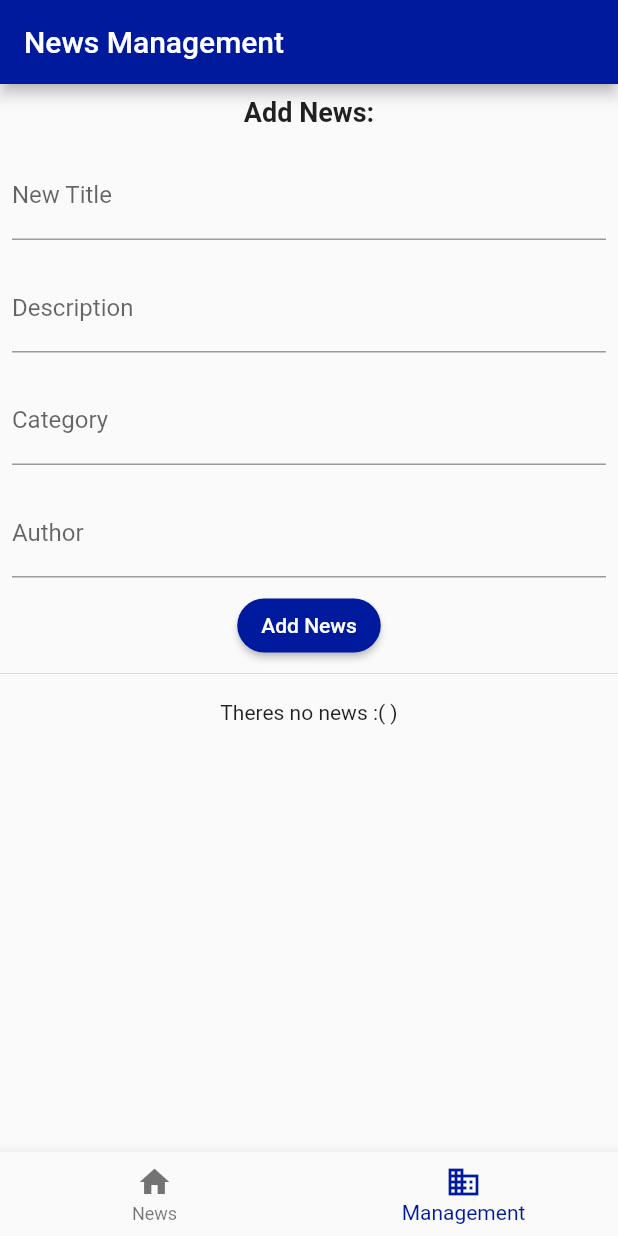
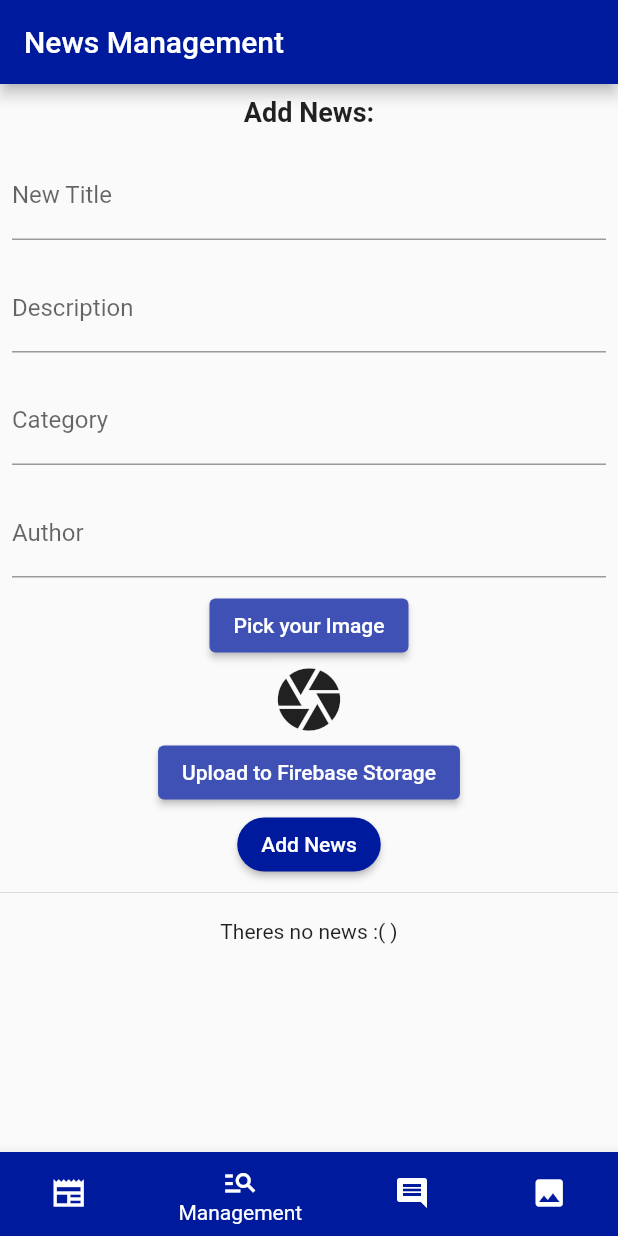
Before and after one commit to blueflowers21/Noticias, a Flutter app: the BottomNavigationBarExample screen opened directly, item 2 of the bottom bar chosen, on a phone screen of 412 x 824 dp. Run offline on Flutter 3.47's test engine with Material 2 defaults, Android fonts, the phone set to English and light mode, and no system bars; our stand-ins replace cloud_firestore, firebase_auth, firebase_core, firebase_database, firebase_storage, get and 1 more; accounts and stored records are empty.

Commit message:
Admin y Update de Formulario con Imagenes

```diff
--- /dev/null
+++ b/lib/controller/image_picker_controller.dart
@@ -0,0 +1,42 @@
+import 'dart:io';
+
+import 'package:firebase_storage/firebase_storage.dart';
+import 'package:flutter/services.dart';
+import 'package:get/get.dart';
+import 'package:image_picker/image_picker.dart';
+class ImagePickerController extends GetxController {
+  Rx<File?> image = Rx<File?>(null);
+
+  Future pickImage() async {
+    try {
+      final imagePick = await ImagePicker().pickImage(source: ImageSource.gallery);
+      if (imagePick == null) {
+        return;
+      }
+      final imageTemp = File(imagePick.path);
+      image.value = imageTemp;
+    } on PlatformException catch (e) {
+      return e;
+    }
+  }
+
+  Rx<String> networkImage = ''.obs;
+
+  Future<String> uploadImageToFirebase () async{
+    String fileName = DateTime.now().microsecondsSinceEpoch.toString();
+
+    try {
+      Reference reference= FirebaseStorage.instance.ref().child('newsImages/$fileName.png');
+       if (image.value != null) {
+      await reference.putFile(image.value!);
+
+    }
+    String downloadURL = await reference.getDownloadURL();
+    networkImage.value=downloadURL;
+      return downloadURL;
+    }catch(e){
+      return '';
+
+    }
+  }
+}
--- a/lib/screens/bottom.dart
+++ b/lib/screens/bottom.dart
@@ -1,6 +1,9 @@
 import 'package:flutter/material.dart';
+import 'package:univalle_news/screens/commentsManagement%20.dart';
+import 'package:univalle_news/screens/image.dart';
 import 'package:univalle_news/screens/news.dart';
 import 'package:univalle_news/screens/newsManagement.dart';
+ // Import the ImageUpload screen
 
 void main() => runApp(const BottomNavigationBarExampleApp());
 
@@ -33,52 +36,43 @@ class _BottomNavigationBarExampleState
     });
   }
 
-  AppBar _buildAppBar(int index) {
-    switch (index) {
-      case 0:
-        return AppBar(
-          title: const Text('News'),
-          backgroundColor: const Color.fromARGB(255, 0, 26, 158),
-        );
-      case 1:
-        return AppBar(
-          title: const Text('News Management'),
-          backgroundColor: const Color.fromARGB(255, 0, 26, 158),
-        );
-      default:
-        return AppBar(
-          title: const Text('Default Title'),
-          backgroundColor: const Color.fromARGB(255, 0, 26, 158),
-        );
-    }
-  }
-
   @override
   Widget build(BuildContext context) {
     return Scaffold(
-      appBar: _buildAppBar(_selectedIndex),
       body: IndexedStack(
         index: _selectedIndex,
         children: const [
           News(),
           NewsManagement(),
+          UploadImage(),
+          Comments(),
         ],
       ),
       bottomNavigationBar: BottomNavigationBar(
         items: const <BottomNavigationBarItem>[
           BottomNavigationBarItem(
-            icon: Icon(Icons.home),
+            icon: Icon(Icons.newspaper_sharp),
             label: 'News',
             backgroundColor: Color.fromARGB(255, 0, 26, 158),
           ),
           BottomNavigationBarItem(
-            icon: Icon(Icons.business),
+            icon: Icon(Icons.manage_search),
             label: 'Management',
+            backgroundColor: Color.fromARGB(255, 0, 26, 158),
+          ),
+          BottomNavigationBarItem(
+            icon: Icon(Icons.comment),
+            label: 'Imagen',
+            backgroundColor: Color.fromARGB(255, 0, 26, 158),
+          ),
+          BottomNavigationBarItem(
+            icon: Icon(Icons.image),
+            label: 'Comments',
             backgroundColor: Color.fromARGB(255, 0, 26, 158),
           ),
         ],
         currentIndex: _selectedIndex,
-        selectedItemColor: const Color.fromARGB(255, 0, 26, 158),
+        selectedItemColor: const Color.fromARGB(255, 255, 255, 255),
         onTap: _onItemTapped,
       ),
     );
--- a/lib/screens/newsManagement.dart
+++ b/lib/screens/newsManagement.dart
@@ -1,7 +1,11 @@
-// ignore_for_file: file_names
+// ignore_for_file: file_names, avoid_print
 
+import 'dart:core';
+import 'dart:io';
 import 'package:flutter/material.dart';
 import 'package:cloud_firestore/cloud_firestore.dart';
+import 'package:get/get.dart';
+import 'package:univalle_news/controller/image_picker_controller.dart';
 
 class NewsManagement extends StatefulWidget {
   const NewsManagement({Key? key}) : super(key: key);
@@ -18,6 +22,7 @@ class _NewsManagementState extends State<NewsManagement> {
   final TextEditingController _authorController = TextEditingController();
   List<DocumentSnapshot> newsList = [];
   int selectedNewsIndex = -1;
+   String imageUrl = '';
 
   @override
   void initState() {
@@ -35,7 +40,13 @@ class _NewsManagementState extends State<NewsManagement> {
 
   @override
   Widget build(BuildContext context) {
+
+    final controller = Get.put(ImagePickerController());
     return Scaffold(
+       appBar: AppBar(
+          title: const Text('News Management'),
+          backgroundColor: const Color.fromARGB(255, 0, 26, 158),
+        ),
       body: SingleChildScrollView(
         child: Column(
           children: [
@@ -74,6 +85,28 @@ class _NewsManagementState extends State<NewsManagement> {
                 decoration: const InputDecoration(labelText: 'Author'),
               ),
             ),
+            ElevatedButton(
+                onPressed: () {
+                  controller.pickImage();
+                },
+                child: const Text('Pick your Image'),
+              ),
+              Obx(() {
+                return Container(
+                  child: controller.image.value == null
+                      ? const Icon(Icons.camera, size: 50,)
+                      : Image.file(
+                          File(controller.image.value!.path),
+                        ),
+                );
+              }),
+                ElevatedButton(
+                onPressed: () async {
+                  await controller.uploadImageToFirebase();
+                },
+                child: const Text('Upload to Firebase Storage'),
+              ),
+
             ElevatedButton(
                style: ElevatedButton.styleFrom(
                     foregroundColor: const Color.fromARGB(255, 254, 254, 255), backgroundColor: const Color.fromARGB(255, 0, 26, 158),
@@ -153,21 +186,33 @@ class _NewsManagementState extends State<NewsManagement> {
     final description = _descriptionController.text;
     final category = _categoryController.text;
     final author = _authorController.text;
+    final controller = Get.put(ImagePickerController());
+
 
     if (title.isEmpty || description.isEmpty || category.isEmpty || author.isEmpty) {
       return;
     }
+
+
 
     _firestore.collection('news').add({
       'titulo': title,
       'descripcion': description,
       'categoria': category,
       'autor': author,
+      'imageURL': controller.networkImage.value.toString(),
+
     }).then((value) {
       _titleController.clear();
       _descriptionController.clear();
       _categoryController.clear();
       _authorController.clear();
+
+      controller.image.value = null;
+
+    controller.networkImage.value = '';
+
+
       ScaffoldMessenger.of(context).showSnackBar(const SnackBar(
         content: Text('Success!'),
       ));
@@ -185,6 +230,7 @@ class _NewsManagementState extends State<NewsManagement> {
     final description = _descriptionController.text;
     final category = _categoryController.text;
     final author = _authorController.text;
+    final controller = Get.put(ImagePickerController());
 
     if (title.isEmpty || description.isEmpty || category.isEmpty || author.isEmpty) {
       return;
@@ -195,11 +241,14 @@ class _NewsManagementState extends State<NewsManagement> {
       'descripcion': description,
       'categoria': category,
       'autor': author,
+      'imageURL': controller.networkImage.value.toString(),
     }).then((_) {
       _titleController.clear();
       _descriptionController.clear();
       _categoryController.clear();
       _authorController.clear();
+      controller.image.value = null;
+    controller.networkImage.value = '';
       selectedNewsIndex = -1;
       ScaffoldMessenger.of(context).showSnackBar(const SnackBar(
         content: Text('Updated New Succesfully'),
@@ -218,10 +267,21 @@ class _NewsManagementState extends State<NewsManagement> {
   _descriptionController.text = news['descripcion'];
   _categoryController.text = news['categoria'];
   _authorController.text = news['autor'];
+
+  final controller = Get.find<ImagePickerController>();
+
+  // Para que el URL se mantenga igual si no se ha cambiado
+  if (news['imageURL'] != null && news['imageURL'].isNotEmpty) {
+    controller.networkImage.value = news['imageURL'];
+  } else {
+    controller.image.value = null;
+  }
+
   setState(() {
     selectedNewsIndex = index;
   });
 }
+
 
   void _deleteNews(int index) {
     final newsId = newsList[index].id;
--- a/lib/screens/register.dart
+++ b/lib/screens/register.dart
@@ -3,7 +3,7 @@
 import 'package:flutter/material.dart';
 import 'package:firebase_auth/firebase_auth.dart';
 import 'package:cloud_firestore/cloud_firestore.dart';
-import 'package:univalle_news/screens/bottom.dart';
+import 'package:univalle_news/screens/news.dart';
 
 class SignUp extends StatefulWidget {
   const SignUp({super.key});
@@ -165,7 +165,7 @@ class _SignUpState extends State<SignUp> {
                     await firestore.collection('users').doc(uid).set(userData);
 
                     Navigator.of(context).pushReplacement(
-                      MaterialPageRoute(builder: (context) => const BottomNavigationBarExampleApp()),
+                      MaterialPageRoute(builder: (context) => const News()),
                     );
                   } catch (e) {
                     // Errores
```
Also changed, not shown: lib/screens/commentsManagement .dart (added, +92 -0 lines), lib/screens/image.dart (added, +61 -0 lines), lib/screens/log_in.dart (+45 -11 lines), lib/screens/news.dart (+13 -1 lines), lib/screens/newsMan.dart (added, +77 -0 lines), pubspec.yaml (+7 -1 lines), pubspec.lock, 5 other files. Lines whose indentation alone changed are shown as unchanged.
